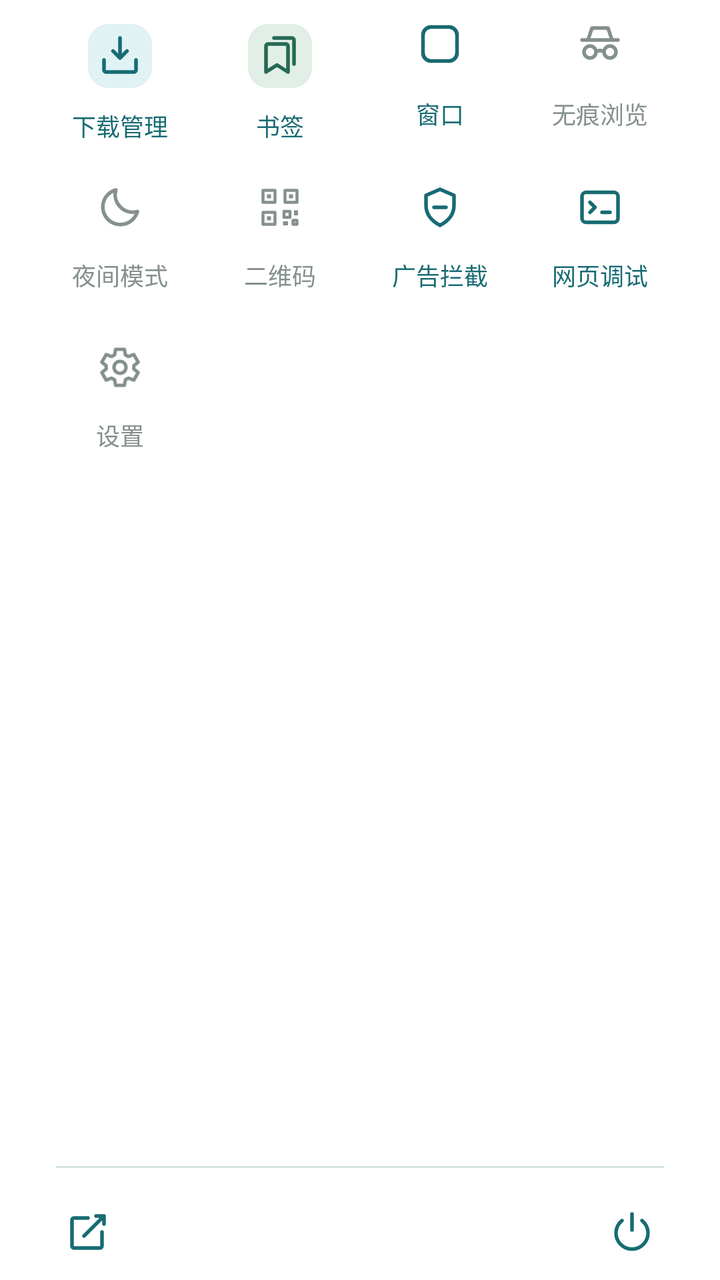
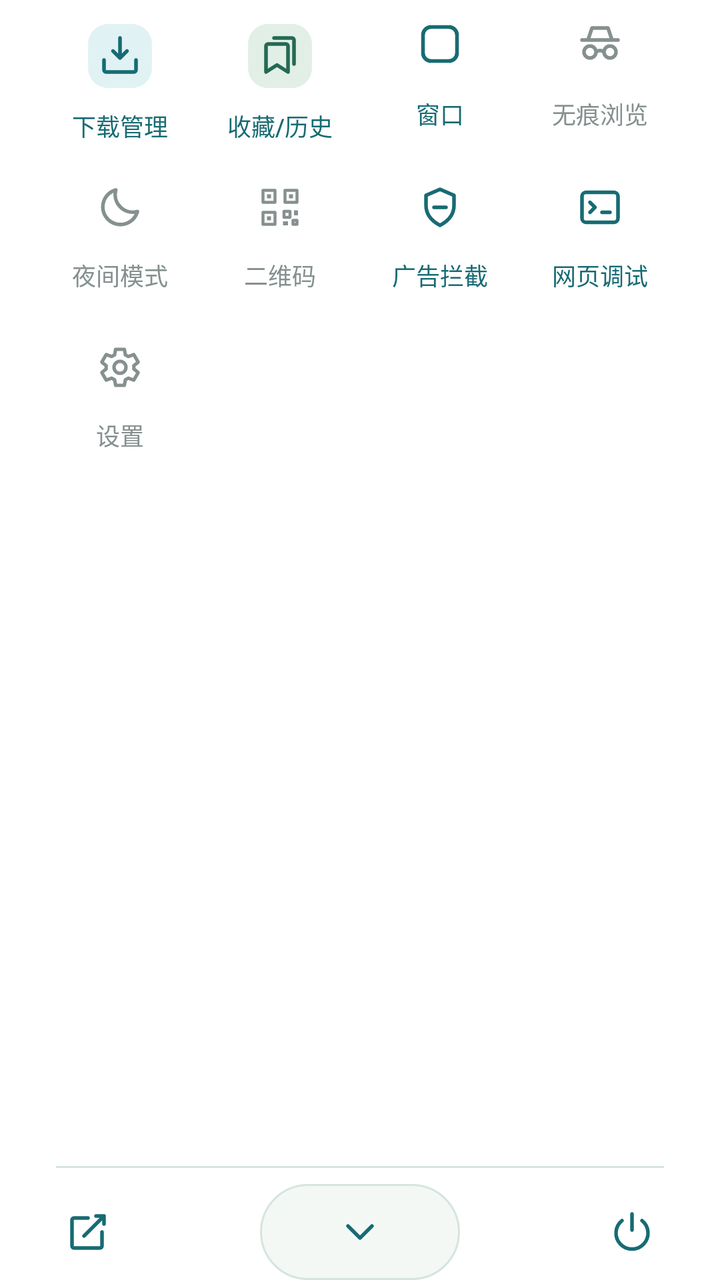

An Android layout rendered at two revisions. The XML below is the earlier revision; the diff shows what the commit changed to produce the second picture.
<!-- AndroidManifest.xml: application theme Theme.LiteSail -->
<!-- res/layout/view_browser_menu.xml -->
<?xml version="1.0" encoding="utf-8"?>
<LinearLayout xmlns:android="http://schemas.android.com/apk/res/android"
    android:layout_width="match_parent"
    android:layout_height="wrap_content"
    android:orientation="vertical"
    android:paddingHorizontal="20dp">

    <ScrollView
        android:layout_width="match_parent"
        android:layout_height="0dp"
        android:layout_weight="1"
        android:overScrollMode="ifContentScrolls"
        android:scrollbars="vertical">

        <GridLayout
            android:layout_width="match_parent"
            android:layout_height="wrap_content"
            android:columnCount="4"
            android:orientation="horizontal">

            <Button
                android:id="@+id/open_downloads"
                style="@style/Widget.LiteSail.BrowserMenuAction"
                android:drawableTop="@drawable/ic_menu_downloads"
                android:text="@string/browser_menu_downloads" />

            <Button
                android:id="@+id/open_bookmarks"
                style="@style/Widget.LiteSail.BrowserMenuAction"
                android:drawableTop="@drawable/ic_menu_library"
                android:text="@string/browser_menu_library" />

            <Button
                android:id="@+id/open_windows"
                style="@style/Widget.LiteSail.BrowserMenuAction"
                android:drawableTop="@drawable/ic_toolbar_window"
                android:text="@string/browser_windows" />

            <TextView
                style="@style/Widget.LiteSail.BrowserMenuItem"
                android:drawableTint="@color/browser_toolbar_icon"
                android:drawableTop="@drawable/ic_menu_incognito"
                android:enabled="false"
                android:text="@string/browser_menu_incognito" />

            <TextView
                style="@style/Widget.LiteSail.BrowserMenuItem"
                android:drawableTint="@color/browser_toolbar_icon"
                android:drawableTop="@drawable/ic_menu_night_mode"
                android:enabled="false"
                android:text="@string/browser_menu_night_mode" />

            <Button
                android:id="@+id/page_qr_code"
                style="@style/Widget.LiteSail.BrowserMenuAction"
                android:drawableTint="@color/browser_toolbar_icon"
                android:drawableTop="@drawable/ic_menu_qr_code"
                android:enabled="false"
                android:text="@string/browser_page_qr_code" />

            <ToggleButton
                android:id="@+id/ad_block"
                style="@style/Widget.LiteSail.BrowserMenuToggle"
                android:drawableTop="@drawable/ic_menu_ad_block"
                android:textOff="@string/browser_menu_ad_block"
                android:textOn="@string/browser_menu_ad_block" />

            <ToggleButton
                android:id="@+id/web_debug"
                style="@style/Widget.LiteSail.BrowserMenuToggle"
                android:drawableTop="@drawable/ic_menu_debug"
                android:textOff="@string/browser_menu_web_debug"
                android:textOn="@string/browser_menu_web_debug" />

            <Button
                android:id="@+id/open_settings"
                style="@style/Widget.LiteSail.BrowserMenuAction"
                android:drawableTint="@color/browser_toolbar_icon"
                android:drawableTop="@drawable/ic_menu_settings"
                android:enabled="false"
                android:text="@string/browser_menu_settings" />
        </GridLayout>
    </ScrollView>

    <View
        android:layout_width="match_parent"
        android:layout_height="1dp"
        android:layout_marginHorizontal="8dp"
        android:layout_marginTop="10dp"
        android:background="@color/start_page_search_border"
        android:importantForAccessibility="no" />

    <FrameLayout
        android:layout_width="match_parent"
        android:layout_height="wrap_content"
        android:layout_marginTop="8dp">

        <ImageButton
            android:layout_width="48dp"
            android:layout_height="48dp"
            android:layout_gravity="start"
            android:background="@android:color/transparent"
            android:contentDescription="@string/browser_menu_share"
            android:enabled="false"
            android:padding="0dp"
            android:scaleType="center"
            android:src="@drawable/ic_menu_share"
            android:tint="@color/browser_toolbar_icon" />

        <ImageButton
            android:id="@+id/exit_browser"
            android:layout_width="48dp"
            android:layout_height="48dp"
            android:layout_gravity="end"
            android:background="?android:attr/selectableItemBackgroundBorderless"
            android:contentDescription="@string/browser_menu_exit"
            android:padding="0dp"
            android:scaleType="center"
            android:src="@drawable/ic_menu_exit"
            android:tooltipText="@string/browser_menu_exit" />
    </FrameLayout>
</LinearLayout>
<!-- resources referenced by this layout -->
<resources>
  <color name="start_page_search_border">#D5E5DE</color>
  <!-- drawable ic_menu_exit (drawable) -->
  <?xml version="1.0" encoding="utf-8"?>
  <vector xmlns:android="http://schemas.android.com/apk/res/android"
      android:width="24dp"
      android:height="24dp"
      android:viewportWidth="24"
      android:viewportHeight="24">
      <path
          android:pathData="M12,3 V11 M7,6.3 A8,8 0,1 0,17 6.3"
          android:strokeColor="@color/start_page_accent"
          android:strokeLineCap="round"
          android:strokeLineJoin="round"
          android:strokeWidth="1.8" />
  </vector>
  <string name="browser_menu_ad_block">广告拦截</string>
  <string name="browser_menu_downloads">下载管理</string>
  <string name="browser_menu_exit">退出</string>
  <string name="browser_menu_incognito">无痕浏览</string>
  <string name="browser_menu_library">书签</string>
  <string name="browser_menu_night_mode">夜间模式</string>
  <string name="browser_menu_settings">设置</string>
  <string name="browser_menu_share">分享网页</string>
  <string name="browser_menu_web_debug">网页调试</string>
  <string name="browser_page_qr_code">二维码</string>
  <string name="browser_windows">窗口</string>
  <style name="Widget.LiteSail.BrowserMenuAction" parent="Widget.LiteSail.BrowserMenuItem">
          <item name="android:background">?android:attr/selectableItemBackground</item>
          <item name="android:fontFamily">sans-serif-medium</item>
          <item name="android:minWidth">0dp</item>
          <item name="android:stateListAnimator">@null</item>
          <item name="android:textAllCaps">false</item>
      </style>
  <style name="Widget.LiteSail.BrowserMenuToggle" parent="Widget.LiteSail.BrowserMenuAction">
          <item name="android:background">@drawable/browser_menu_toggle_background</item>
      </style>
  <style name="Theme.LiteSail" parent="Theme.LiteSail.Base" />
  <color name="start_page_accent">#176B73</color>
  <style name="Theme.LiteSail.Base" parent="android:style/Theme.Material.Light.NoActionBar">
          <item name="android:colorAccent">#176B73</item>
          <item name="android:windowBackground">#FFFFFF</item>
          <item name="android:windowLightStatusBar">true</item>
          <item name="android:statusBarColor">#FFFFFF</item>
          <item name="android:navigationBarColor">#000000</item>
      </style>
  <color name="start_page_search_ripple">#30176B73</color>
  <color name="start_page_glow">#D8EEE5</color>
  <!-- unchanged entries left out for length: 12 -->
</resources>

<!-- the commit's change to res/layout/view_browser_menu.xml (unified diff, before → after) -->
@@ -25,7 +25,7 @@
                 android:text="@string/browser_menu_downloads" />
 
             <Button
-                android:id="@+id/open_bookmarks"
+                android:id="@+id/open_library"
                 style="@style/Widget.LiteSail.BrowserMenuAction"
                 android:drawableTop="@drawable/ic_menu_library"
                 android:text="@string/browser_menu_library" />
@@ -108,6 +108,17 @@
             android:tint="@color/browser_toolbar_icon" />
 
         <ImageButton
+            android:id="@+id/close_menu"
+            android:layout_width="100dp"
+            android:layout_height="48dp"
+            android:layout_gravity="center"
+            android:background="@drawable/browser_address_background"
+            android:contentDescription="@string/browser_menu_close"
+            android:padding="0dp"
+            android:scaleType="center"
+            android:src="@drawable/ic_menu_close" />
+
+        <ImageButton
             android:id="@+id/exit_browser"
             android:layout_width="48dp"
             android:layout_height="48dp"
<!-- resource entries referenced after the edit -->
@@ -1,6 +1,32 @@
 <!-- resources referenced by this layout -->
 <resources>
   <color name="start_page_search_border">#D5E5DE</color>
+  <!-- drawable browser_address_background (drawable) -->
+  <?xml version="1.0" encoding="utf-8"?>
+  <ripple xmlns:android="http://schemas.android.com/apk/res/android"
+      android:color="@color/start_page_search_ripple">
+      <item>
+          <shape>
+              <corners android:radius="24dp" />
+              <solid android:color="@color/start_page_background" />
+              <stroke android:width="1dp" android:color="@color/browser_address_stroke" />
+          </shape>
+      </item>
+  </ripple>
+  <!-- drawable ic_menu_close (drawable) -->
+  <?xml version="1.0" encoding="utf-8"?>
+  <vector xmlns:android="http://schemas.android.com/apk/res/android"
+      android:width="24dp"
+      android:height="24dp"
+      android:viewportWidth="24"
+      android:viewportHeight="24">
+      <path
+          android:pathData="M6,9 L12,15 L18,9"
+          android:strokeColor="@color/start_page_accent"
+          android:strokeLineCap="round"
+          android:strokeLineJoin="round"
+          android:strokeWidth="1.8" />
+  </vector>
   <!-- drawable ic_menu_exit (drawable) -->
   <?xml version="1.0" encoding="utf-8"?>
   <vector xmlns:android="http://schemas.android.com/apk/res/android"
@@ -16,10 +42,11 @@
           android:strokeWidth="1.8" />
   </vector>
   <string name="browser_menu_ad_block">广告拦截</string>
+  <string name="browser_menu_close">收起菜单</string>
   <string name="browser_menu_downloads">下载管理</string>
   <string name="browser_menu_exit">退出</string>
   <string name="browser_menu_incognito">无痕浏览</string>
-  <string name="browser_menu_library">书签</string>
+  <string name="browser_menu_library">收藏/历史</string>
   <string name="browser_menu_night_mode">夜间模式</string>
   <string name="browser_menu_settings">设置</string>
   <string name="browser_menu_share">分享网页</string>
@@ -46,6 +73,7 @@
           <item name="android:navigationBarColor">#000000</item>
       </style>
   <color name="start_page_search_ripple">#30176B73</color>
+  <color name="start_page_background">#F3F8F5</color>
   <color name="start_page_glow">#D8EEE5</color>
   <!-- unchanged entries left out for length: 12 -->
 </resources>
